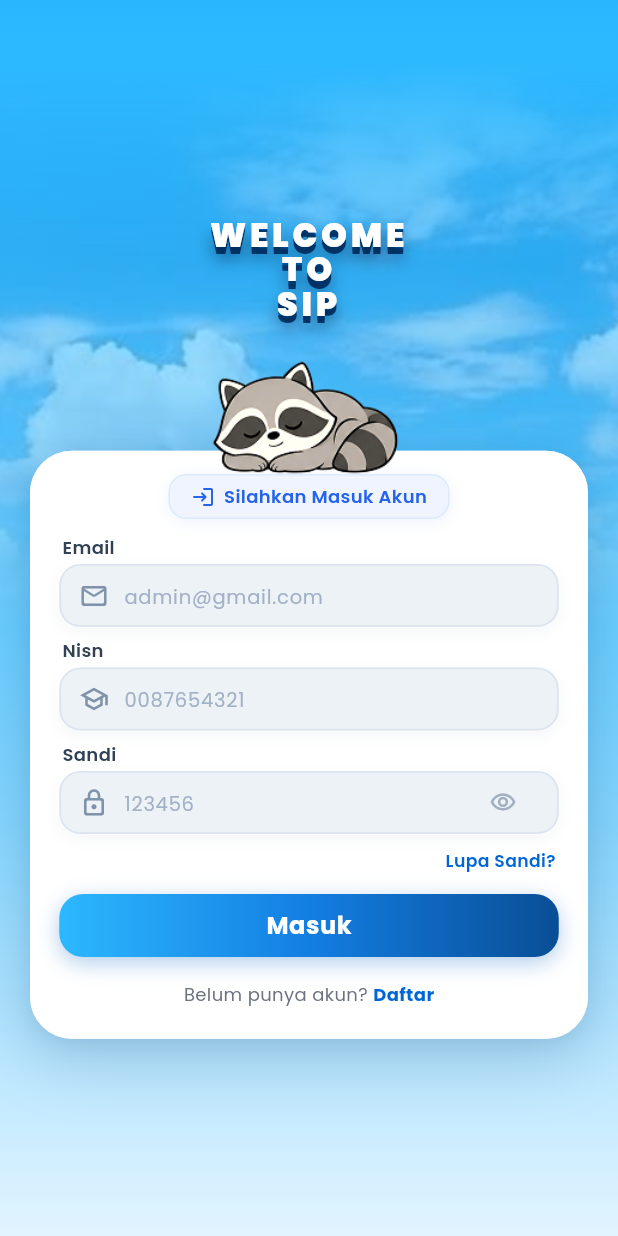
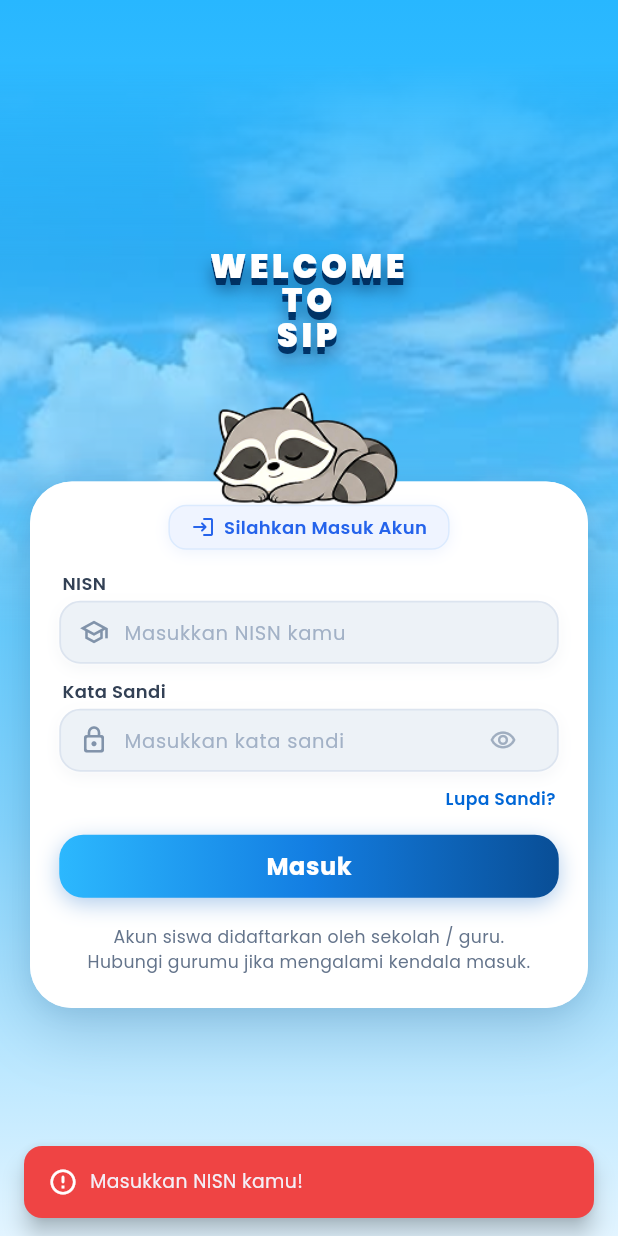
Before and after one commit to alfinrembang/belajar_bhsinggris, a Flutter app: the screen it shows after launch, after a tap on "Masuk", on a phone screen of 412 x 824 dp. Run offline on Flutter 3.47's test engine with Material 3 defaults, Android fonts, the phone set to English and light mode, and no system bars; our stand-ins replace audioplayers, google_fonts, image_picker.

Commit message:
fix: mengilangkan form regis dan memperbarui form login

```diff
--- a/lib/Auth/login_siswa.dart
+++ b/lib/Auth/login_siswa.dart
@@ -7,7 +7,6 @@ import '../widgets/auth_background.dart';
 import '../widgets/custom_button.dart';
 import '../widgets/custom_text_field.dart';
 import 'lupasandi_siswa.dart';
-import 'regis_siswa.dart';
 
 class LoginSiswaPage extends StatefulWidget {
   final String? initialEmail;
@@ -25,7 +24,6 @@ class LoginSiswaPage extends StatefulWidget {
 
 class _LoginSiswaPageState extends State<LoginSiswaPage> {
   // Controller form input
-  final TextEditingController _emailController = TextEditingController();
   final TextEditingController _nisnController = TextEditingController();
   final TextEditingController _sandiController = TextEditingController();
 
@@ -36,10 +34,6 @@ class _LoginSiswaPageState extends State<LoginSiswaPage> {
   @override
   void initState() {
     super.initState();
-    // Otomatis isi jika dialihkan setelah registrasi berhasil
-    if (widget.initialEmail != null && widget.initialEmail!.isNotEmpty) {
-      _emailController.text = widget.initialEmail!;
-    }
     if (widget.initialNisn != null && widget.initialNisn!.isNotEmpty) {
       _nisnController.text = widget.initialNisn!;
     }
@@ -47,7 +41,6 @@ class _LoginSiswaPageState extends State<LoginSiswaPage> {
 
   @override
   void dispose() {
-    _emailController.dispose();
     _nisnController.dispose();
     _sandiController.dispose();
     super.dispose();
@@ -82,12 +75,11 @@ class _LoginSiswaPageState extends State<LoginSiswaPage> {
   }
 
   Future<void> _handleMasuk() async {
-    final email = _emailController.text.trim();
     final nisn = _nisnController.text.trim();
     final sandi = _sandiController.text.trim();
 
-    if (email.isEmpty && nisn.isEmpty) {
-      _showNotification('Masukkan Email atau NISN kamu!', isError: true);
+    if (nisn.isEmpty) {
+      _showNotification('Masukkan NISN kamu!', isError: true);
       return;
     }
 
@@ -101,8 +93,7 @@ class _LoginSiswaPageState extends State<LoginSiswaPage> {
     });
 
     final result = await ApiService.loginSiswa(
-      email: email.isNotEmpty ? email : null,
-      nisn: nisn.isNotEmpty ? nisn : null,
+      nisn: nisn,
       sandi: sandi,
     );
 
@@ -274,35 +265,24 @@ class _LoginSiswaPageState extends State<LoginSiswaPage> {
                               ),
                             ),
 
-                            const SizedBox(height: 10),
+                            const SizedBox(height: 14),
 
-                            // 1. Komponen Input: Email
+                            // 1. Komponen Input: NISN
                             CustomTextField(
-                              label: 'Email',
-                              controller: _emailController,
-                              hintText: 'admin@gmail.com',
-                              prefixIcon: Icons.mail_outline_rounded,
-                              keyboardType: TextInputType.emailAddress,
-                            ),
-
-                            const SizedBox(height: 7),
-
-                            // 2. Komponen Input: Nisn
-                            CustomTextField(
-                              label: 'Nisn',
+                              label: 'NISN',
                               controller: _nisnController,
-                              hintText: '0087654321',
+                              hintText: 'Masukkan NISN kamu',
                               prefixIcon: Icons.school_outlined,
                               keyboardType: TextInputType.number,
                             ),
 
-                            const SizedBox(height: 7),
+                            const SizedBox(height: 10),
 
-                            // 3. Komponen Input: Sandi
+                            // 2. Komponen Input: Kata Sandi
                             CustomTextField(
-                              label: 'Sandi',
+                              label: 'Kata Sandi',
                               controller: _sandiController,
-                              hintText: '123456',
+                              hintText: 'Masukkan kata sandi',
                               prefixIcon: Icons.lock_outline_rounded,
                               obscureText: _obscurePassword,
                               suffixIcon: IconButton(
@@ -372,7 +352,7 @@ class _LoginSiswaPageState extends State<LoginSiswaPage> {
                               ),
                             ),
 
-                            const SizedBox(height: 10),
+                            const SizedBox(height: 12),
 
                             // Komponen Tombol: Masuk
                             CustomButton(
@@ -382,62 +362,19 @@ class _LoginSiswaPageState extends State<LoginSiswaPage> {
                               onTap: _handleMasuk,
                             ),
 
-                            const SizedBox(height: 16),
+                            const SizedBox(height: 18),
 
-                            // Link ke Halaman Registrasi
-                            Row(
-                              mainAxisAlignment: MainAxisAlignment.center,
-                              children: [
-                                Text(
-                                  'Belum punya akun? ',
-                                  style: GoogleFonts.poppins(
-                                    fontSize: 12,
-                                    color: const Color(0xFF6B7280),
-                                  ),
+                            // Informasi Bantuan Akun Siswa
+                            Center(
+                              child: Text(
+                                'Akun siswa didaftarkan oleh sekolah / guru.\nHubungi gurumu jika mengalami kendala masuk.',
+                                textAlign: TextAlign.center,
+                                style: GoogleFonts.poppins(
+                                  fontSize: 11.5,
+                                  color: const Color(0xFF64748B),
+                                  height: 1.45,
                                 ),
-                                GestureDetector(
-                                  onTap: () {
-                                    if (Navigator.canPop(context)) {
-                                      Navigator.pop(context);
-                                    } else {
-                                      Navigator.push(
-                                        context,
-                                        PageRouteBuilder(
-                                          pageBuilder: (context, animation, secondaryAnimation) =>
-                                              const RegisSiswaPage(),
-                                          transitionDuration: const Duration(milliseconds: 650),
-                                          reverseTransitionDuration: const Duration(milliseconds: 550),
-                                          transitionsBuilder: (context, animation, secondaryAnimation, child) {
-                                            final curvedAnimation = CurvedAnimation(
-                                              parent: animation,
-                                              curve: Curves.easeInOutCubic,
-                                              reverseCurve: Curves.easeInOutCubic,
-                                            );
-                                            return FadeTransition(
-                                              opacity: curvedAnimation,
-                                              child: SlideTransition(
-                                                position: Tween<Offset>(
-                                                  begin: const Offset(0.0, 0.035),
-                                                  end: Offset.zero,
-                                                ).animate(curvedAnimation),
-                                                child: child,
-                                              ),
-                                            );
-                                          },
-                                        ),
-                                      );
-                                    }
-                                  },
-                                  child: Text(
-                                    'Daftar',
-                                    style: GoogleFonts.poppins(
-                                      fontSize: 12,
-                                      fontWeight: FontWeight.bold,
-                                      color: const Color(0xFF0066D6),
-                                    ),
-                                  ),
-                                ),
-                              ],
+                              ),
                             ),
                           ],
                         ),
--- a/lib/Loading_screen/loading.dart
+++ b/lib/Loading_screen/loading.dart
@@ -1,7 +1,7 @@
 import 'dart:async';
 import 'package:flutter/material.dart';
 import 'package:google_fonts/google_fonts.dart';
-import '../Auth/regis_siswa.dart';
+import '../Auth/login_siswa.dart';
 
 class LoadingScreen extends StatefulWidget {
   const LoadingScreen({super.key});
@@ -16,7 +16,7 @@ class _LoadingScreenState extends State<LoadingScreen>
   late AnimationController _dotsController;
   Timer? _navigationTimer;
   bool _isImagesPrecached = false;
-  bool _showRegis = false;
+  bool _showLogin = false;
   bool _isOverlayRemoved = false;
 
   // Animasi berurutan untuk elemen loading screen
@@ -106,7 +106,7 @@ class _LoadingScreenState extends State<LoadingScreen>
       if (mounted) {
         _dotsController.stop();
         setState(() {
-          _showRegis = true;
+          _showLogin = true;
         });
       }
     });
@@ -137,24 +137,24 @@ class _LoadingScreenState extends State<LoadingScreen>
     return Scaffold(
       body: Stack(
         children: [
-          // 1. Form Registrasi Siswa (Pre-warmed di memori GPU, meluncur naik perlahan & sangat halus)
+          // 1. Form Login Siswa (Pre-warmed di memori GPU, meluncur naik perlahan & sangat halus)
           AnimatedSlide(
-            offset: _showRegis ? Offset.zero : const Offset(0, 0.025),
+            offset: _showLogin ? Offset.zero : const Offset(0, 0.025),
             duration: const Duration(milliseconds: 750),
             curve: Curves.easeOutCubic,
-            child: const RegisSiswaPage(),
+            child: const LoginSiswaPage(),
           ),
 
           // 2. Loading Screen Overlay (Melapisi di atasnya lalu cross-fade keluar tanpa frame drop)
           if (!_isOverlayRemoved)
             IgnorePointer(
-              ignoring: _showRegis,
+              ignoring: _showLogin,
               child: AnimatedOpacity(
-                opacity: _showRegis ? 0.0 : 1.0,
+                opacity: _showLogin ? 0.0 : 1.0,
                 duration: const Duration(milliseconds: 750),
                 curve: Curves.easeInOutCubic,
                 onEnd: () {
-                  if (mounted && _showRegis) {
+                  if (mounted && _showLogin) {
                     setState(() {
                       _isOverlayRemoved = true;
                     });
```
